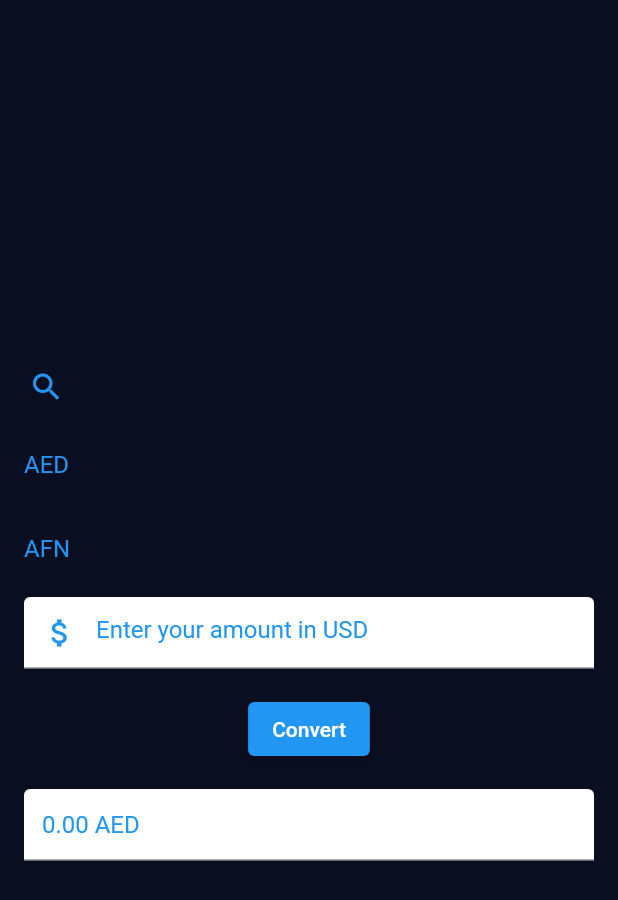
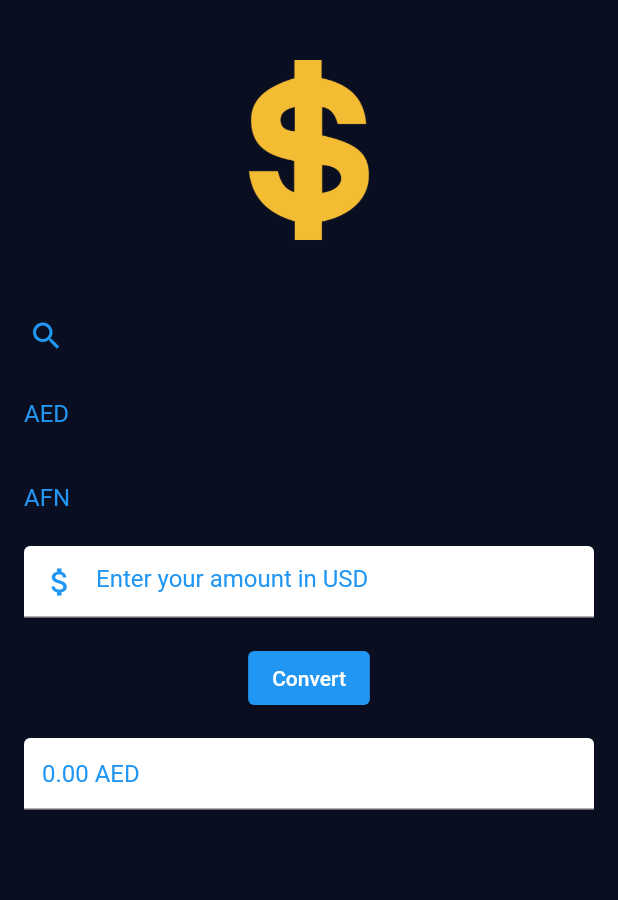
Before and after one commit to Mutei/currency_convertor, a Flutter app: the CurrencyConvertor screen opened directly, on a phone screen of 412 x 824 dp. Shown: the top 900 px of the screen. Run offline on Flutter 3.47's test engine with Material 2 defaults, Android fonts, the phone set to English and light mode, and no system bars; our stand-ins replace connectivity.

Commit message:
sixth update

```diff
--- a/lib/currency_convertor.dart
+++ b/lib/currency_convertor.dart
@@ -104,11 +104,21 @@ class _CurrencyConvertorState extends State<CurrencyConvertor> {
   Widget build(BuildContext context) {
     return Scaffold(
       backgroundColor: kPrimaryColor,
-      body: SafeArea(
+      body: SingleChildScrollView(
+        child: SafeArea(
           child: Center(
             child: Column(
               mainAxisAlignment: MainAxisAlignment.center,
               children: [
+                Hero(
+                  tag:
+                      'uniqueTag', // Make sure this tag matches the one in SplashScreen
+                  child: Image.asset(
+                    'images/logo.png',
+                    width: 200,
+                    height: 200,
+                  ),
+                ),
                 Container(
                   padding: const EdgeInsets.only(right: 350),
                   child: IconButton(
@@ -156,8 +166,10 @@ class _CurrencyConvertorState extends State<CurrencyConvertor> {
                   ),
                 ),
                 PaddingTotalValue(
-                  recentValue: recentValue, selectedCurrency: selectedCurrency),
+                    recentValue: recentValue,
+                    selectedCurrency: selectedCurrency),
               ],
+            ),
           ),
         ),
       ),
--- a/pubspec.yaml
+++ b/pubspec.yaml
@@ -36,6 +36,7 @@ dependencies:
   # Use with the CupertinoIcons class for iOS style icons.
   cupertino_icons: ^1.0.2
   http: ^1.1.0
+  connectivity: ^3.0.6
 
 dev_dependencies:
   flutter_test:
@@ -60,9 +61,8 @@ flutter:
   uses-material-design: true
 
   # To add assets to your application, add an assets section, like this:
-  # assets:
-  #   - images/a_dot_burr.jpeg
-  #   - images/a_dot_ham.jpeg
+  assets:
+    - images/
 
   # An image asset can refer to one or more resolution-specific "variants", see
   # https://flutter.dev/assets-and-images/#resolution-aware
```
Also changed, not shown: lib/main.dart (+4 -3 lines), lib/splash_screen.dart (added, +99 -0 lines), images/logo.png (added), pubspec.lock, 1 other file. Lines whose indentation alone changed are shown as unchanged.
